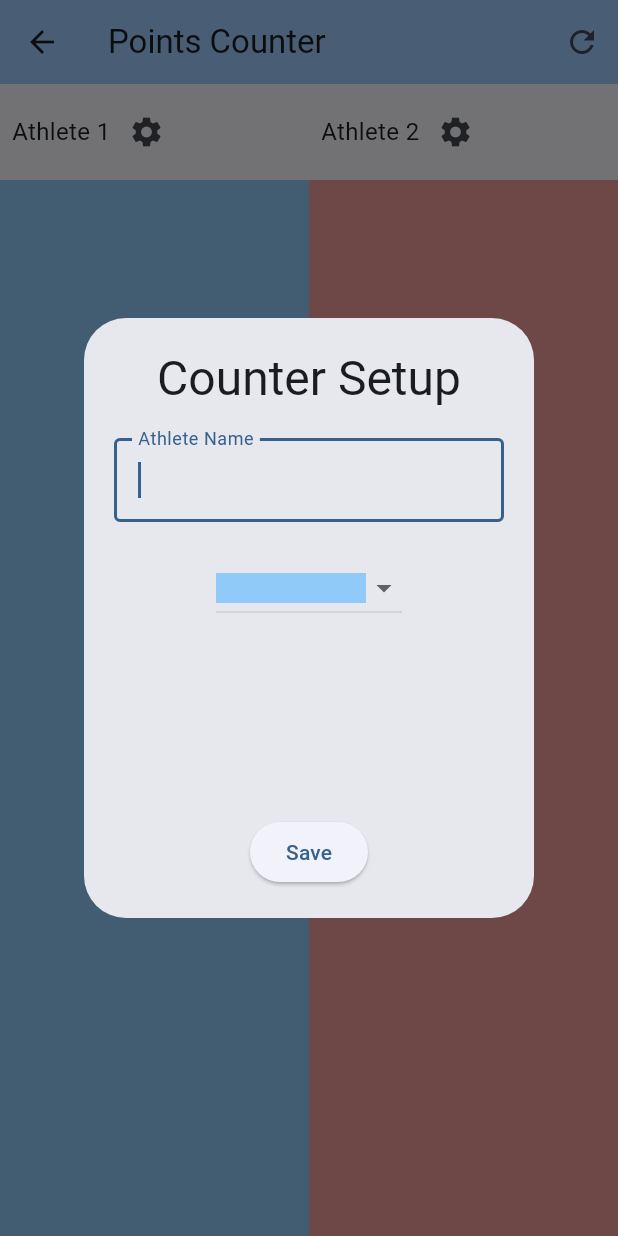
After one commit to iusildra/sports_toolbox, a Flutter app: the PointsCounter1v1Page screen opened directly, after a tap on the "settings" icon, on a phone screen of 412 x 824 dp. The commit adds this screen. Run offline on Flutter 3.47's test engine with Material 3 defaults, Android fonts, the phone set to English and light mode, and no system bars.

Commit message:
chore: moved time related tools under same package + base 1v1 counter

```diff
--- /dev/null
+++ b/lib/app/counter/athlete.dart
@@ -0,0 +1,26 @@
+import 'package:flutter/material.dart';
+
+class Athlete {
+  Athlete({
+    required this.key,
+    required this.name,
+    required this.setup,
+    required this.score,
+  });
+
+  final int key;
+  final CounterSettings setup;
+  final String name;
+
+  int score;
+
+  void increment({int inc = 1}) => score += inc;
+
+  void decrement({int dec = 1}) => score -= dec;
+}
+
+class CounterSettings {
+  CounterSettings({required this.color});
+
+  final Color color;
+}
--- /dev/null
+++ b/lib/app/counter/counter_setup.dart
@@ -0,0 +1,93 @@
+import 'package:flutter/material.dart';
+import 'package:sports_toolbox/app/counter/athlete.dart';
+
+class CounterSetup extends StatefulWidget {
+  final Athlete athlete;
+
+  final Iterable<Color> availableColors;
+
+  const CounterSetup({
+    super.key,
+    required this.athlete,
+    required this.availableColors,
+  });
+
+  @override
+  State<StatefulWidget> createState() => _CounterSetupState();
+}
+
+class _CounterSetupState extends State<CounterSetup> {
+  late Color _color;
+  late String _name;
+
+  @override
+  void initState() {
+    super.initState();
+    _color = widget.athlete.setup.color;
+    _name = widget.athlete.name;
+
+    print(widget.availableColors);
+  }
+
+  @override
+  Widget build(BuildContext context) => Dialog(
+    child: Container(
+      padding: const EdgeInsets.all(20),
+      width: 300,
+      height: 400,
+      child: Column(
+        mainAxisAlignment: MainAxisAlignment.spaceBetween,
+        children: [
+          Text('Counter Setup', style: TextTheme.of(context).headlineLarge),
+          const SizedBox(height: 20),
+          Expanded(
+            child: Column(
+              children: [
+                TextField(
+                  autofocus: true,
+                  decoration: InputDecoration(
+                    labelText: 'Athlete Name',
+                    border: OutlineInputBorder(),
+                  ),
+                  onChanged: (value) => setState(() => _name = value),
+                ),
+                const SizedBox(height: 20),
+                DropdownButton<Color>(
+                  value: _color,
+                  items:
+                      widget.availableColors
+                          .map(
+                            (color) => DropdownMenuItem(
+                              value: color,
+                              child: Container(
+                                width: 100,
+                                height: 20,
+                                color: color,
+                              ),
+                            ),
+                          )
+                          .toList(),
+                  onChanged: (value) => setState(() => _color = value!),
+                ),
+              ],
+            ),
+          ),
+          ElevatedButton(
+            onPressed: () {
+              Navigator.pop(
+                context,
+                Athlete(
+                  key: widget.athlete.key,
+                  name: _name,
+                  setup: CounterSettings(color: _color),
+                  score: 0,
+                ),
+              );
+            },
+            child: const Text('Save'),
+          ),
+        ],
+      ),
+    ),
+  );
+}
--- /dev/null
+++ b/lib/app/counter/points_counter_1v1.dart
@@ -0,0 +1,125 @@
+import 'package:flutter/material.dart';
+import 'package:sports_toolbox/app/counter/athlete.dart';
+import 'package:sports_toolbox/app/counter/counter_setup.dart';
+
+class PointsCounter1v1Page extends StatefulWidget {
+  const PointsCounter1v1Page({super.key});
+
+  @override
+  State<StatefulWidget> createState() => _PointsCounterState();
+}
+
+class _PointsCounterState extends State<PointsCounter1v1Page> {
+  static const String appName = 'Points Counter';
+
+  static List<Color> availableColors = [
+    Colors.blue.shade200,
+    Colors.red.shade200,
+    Colors.green.shade200,
+    Colors.yellow.shade200,
+    Colors.purple.shade200,
+  ];
+
+  Map<int, Athlete> athleteScores = {
+    0: Athlete(
+      key: 0,
+      name: 'Athlete 1',
+      setup: CounterSettings(color: Colors.blue.shade200),
+      score: 0,
+    ),
+    1: Athlete(
+      key: 1,
+      name: 'Athlete 2',
+      setup: CounterSettings(color: Colors.red.shade200),
+      score: 0,
+    ),
+  };
+
+  Iterable<Color> _availableColorForAthlete(Athlete athlete) =>
+      availableColors.where(
+        (color) => athleteScores.values.every(
+          (a) => a == athlete || a.setup.color != color,
+        ),
+      );
+
+  void updateAthletes(Athlete athlete) =>
+      setState(() => athleteScores[athlete.key] = athlete);
+
+  void showAthleteSetupDialog(Athlete athlete) async {
+    final newAthletes = await showDialog<Athlete>(
+      context: context,
+      builder: (context) => CounterSetup(
+        athlete: athlete,
+        availableColors: _availableColorForAthlete(athlete),
+      ),
+    );
+    if (newAthletes != null) {
+      updateAthletes(newAthletes);
+    }
+  }
+
+  void incrementScore(int index) =>
+      setState(() => athleteScores[index]?.increment());
+
+  void resetScore() => setState(() {
+    for (var a in athleteScores.values) {
+      a.score = 0;
+    }
+  });
+
+  @override
+  Widget build(BuildContext context) {
+    return Scaffold(
+      appBar: AppBar(
+        title: const Text(appName),
+        backgroundColor: Theme.of(context).colorScheme.inversePrimary,
+        actions: [
+          IconButton(icon: const Icon(Icons.refresh), onPressed: resetScore),
+        ],
+      ),
+      body: Row(
+        mainAxisAlignment: MainAxisAlignment.spaceEvenly,
+        children:
+            athleteScores.values
+                .map(
+                  (athlete) => Expanded(
+                    child: Column(
+                      children: [
+                        Padding(
+                          padding: const EdgeInsets.all(8.0),
+                          child: Row(
+                            children: [
+                              Text(
+                                athlete.name,
+                                style: const TextStyle(fontSize: 16),
+                              ),
+                              IconButton(
+                                icon: const Icon(Icons.settings),
+                                onPressed: () => showAthleteSetupDialog(athlete),
+                              ),
+                            ],
+                          ),
+                        ),
+                        Expanded(
+                          child: GestureDetector(
+                            onTap: () => incrementScore(athlete.key),
+                            child: Container(
+                              color: athlete.setup.color,
+                              child: Center(
+                                child: Text(
+                                  athlete.score.toString(),
+                                  style: TextTheme.of(context).displayLarge,
+                                ),
+                              ),
+                            ),
+                          ),
+                        ),
+                      ],
+                    ),
+                  ),
+                )
+                .toList(),
+      ),
+    );
+  }
+}
--- a/lib/app/grid_tile.dart
+++ b/lib/app/grid_tile.dart
@@ -30,6 +30,8 @@ class CustomGridTile extends StatelessWidget {
             color: Theme.of(context).colorScheme.primary,
             child: Center(
               child: Column(
+                mainAxisAlignment: MainAxisAlignment.center,
+                crossAxisAlignment: CrossAxisAlignment.center,
                 children: [
                   Icon(
                     appIcon,
@@ -40,7 +42,7 @@ class CustomGridTile extends StatelessWidget {
                     appName,
                     style: TextStyle(
                       color: Theme.of(context).colorScheme.onPrimary,
-                      fontSize: 16
+                      fontSize: 16,
                     ),
                   ),
                 ],
--- a/lib/app/timer/timer.dart
+++ b/lib/app/time/timer.dart
@@ -1,6 +1,6 @@
 import 'dart:async';
 import 'package:flutter/material.dart';
-import 'package:sports_toolbox/app/timer/duration_picker.dart';
+import 'package:sports_toolbox/app/time/duration_picker.dart';
 import 'package:sports_toolbox/utils/date_time_utils.dart';
 
 class TimerPage extends StatefulWidget {
--- a/lib/components/custom_app_bar.dart
+++ /dev/null
@@ -1,38 +0,0 @@
-import 'package:flutter/material.dart';
-
-abstract class CustomAppBar extends StatelessWidget {
-  const CustomAppBar({super.key});
-}
-
-// Unused for now
-class SimpleAppBar extends CustomAppBar {
-  final String title;
-  final List<Widget> actions;
-
-  const SimpleAppBar({super.key, required this.title, this.actions = const []});
-
-  @override
-  Widget build(BuildContext context) {
-    return AppBar(
-      title: Text(title),
-      actions: actions,
-      backgroundColor: Theme.of(context).colorScheme.inversePrimary,
-    );
-  }
-}
-
-class SimpleSliverAppBar extends CustomAppBar {
-  final String title;
-  final List<Widget> actions;
-
-  const SimpleSliverAppBar({super.key, required this.title, this.actions = const []});
-
-  @override
-  Widget build(BuildContext context) {
-    return SliverAppBar(
-      title: Text(title),
-      actions: actions,
-      backgroundColor: Theme.of(context).colorScheme.inversePrimary,
-    );
-  }
-}
--- a/lib/main.dart
+++ b/lib/main.dart
@@ -1,9 +1,9 @@
 import 'package:flutter/material.dart';
 import 'package:provider/provider.dart';
+import 'package:sports_toolbox/app/counter/points_counter_1v1.dart';
 import 'package:sports_toolbox/app/grid_tile.dart';
-import 'package:sports_toolbox/app/stopwatch.dart';
-import 'package:sports_toolbox/app/timer/timer.dart';
-import 'package:sports_toolbox/components/custom_app_bar.dart';
+import 'package:sports_toolbox/app/time/stopwatch.dart';
+import 'package:sports_toolbox/app/time/timer.dart';
 import 'package:sports_toolbox/models/theme_model.dart';
 
 void main() {
@@ -53,6 +53,7 @@ class HomePage extends StatelessWidget {
   static const _apps = [
     ('Stopwatch', Icons.access_alarm, StopwatchPage()),
     ('Timer', Icons.timer, TimerPage()),
+    ('1v1 counter', Icons.sports_score, PointsCounter1v1Page())
   ];
 
   @override
@@ -61,14 +62,15 @@ class HomePage extends StatelessWidget {
       body: CustomScrollView(
         physics: const BouncingScrollPhysics(),
         slivers: [
-          SimpleSliverAppBar(
-            title: title,
+          SliverAppBar(
+            title: Text(title),
             actions: [
               IconButton(
                 icon: const Icon(Icons.color_lens),
                 onPressed: () => context.read<ThemeModel>().switchColor(),
               ),
             ],
+            backgroundColor: Theme.of(context).colorScheme.inversePrimary,
           ),
           SliverGrid.extent(
             mainAxisSpacing: 10.0,
```
Also changed, not shown: lib/app/time/duration_picker.dart (renamed from lib/app/timer/duration_picker.dart), lib/app/time/stopwatch.dart (renamed from lib/app/stopwatch.dart), 2 other files.
